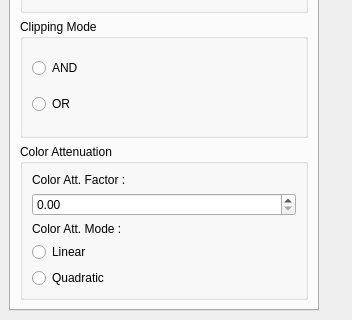
Old version of the form Apps/Examples/clipping.ui in the repository cgogn/CGoGN; both pictures show x 0 to 352 and y 458 to 778 of the 352 by 778 pixel window.
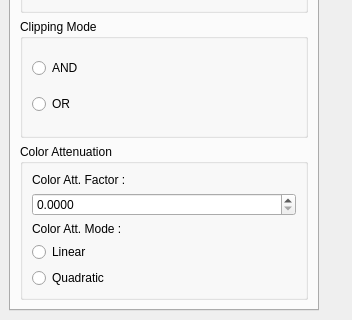
New version of the form.

What changed in the file:
```diff
--- a/Apps/Examples/clipping.ui
+++ b/Apps/Examples/clipping.ui
@@ -302,6 +302,9 @@
                </item>
                <item>
                 <widget class="QDoubleSpinBox" name="doubleSpinBox_ColorAttenuationFactor">
+                 <property name="decimals">
+                  <number>4</number>
+                 </property>
                  <property name="singleStep">
                   <double>1.000000000000000</double>
                  </property>
```
